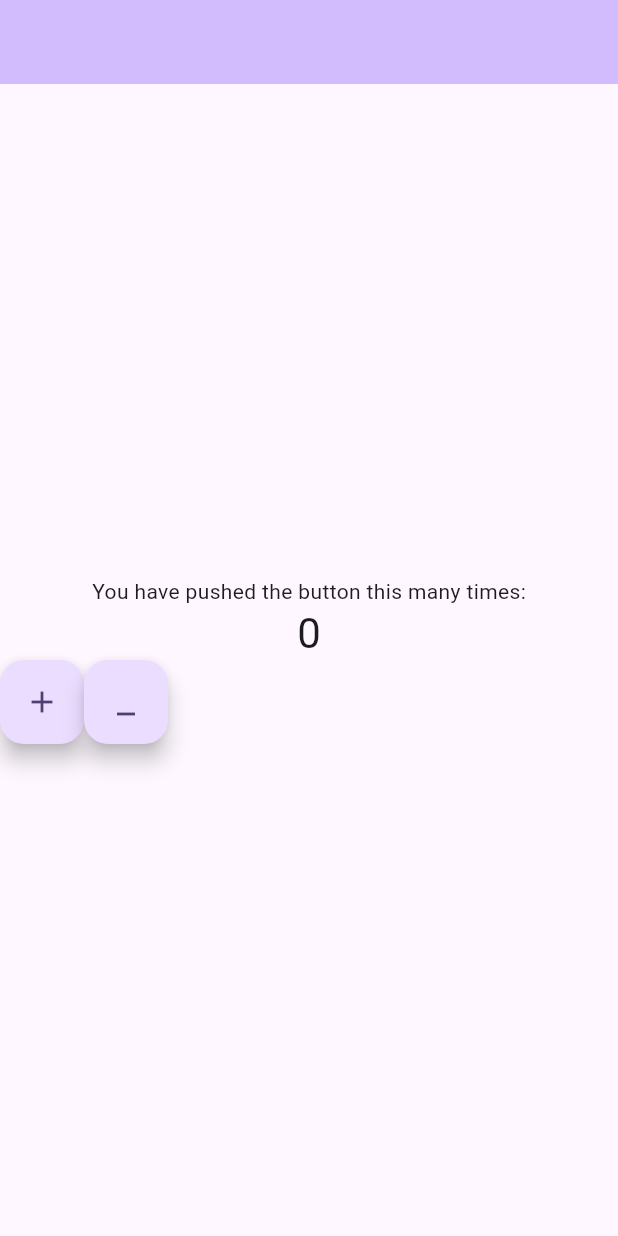
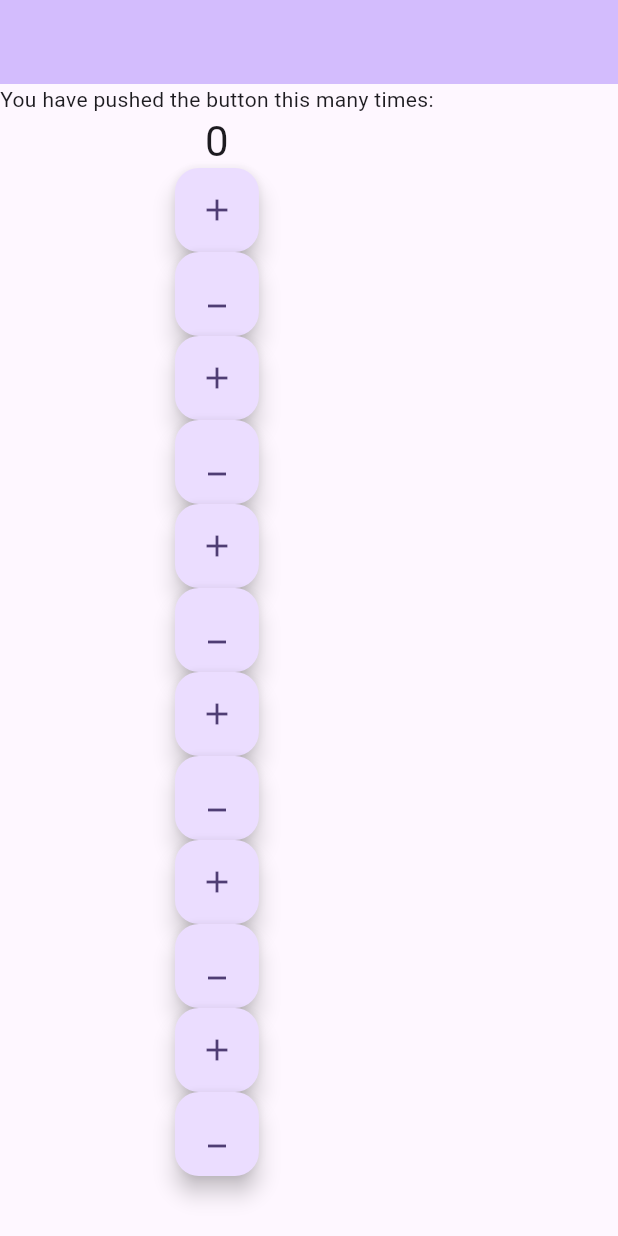
Before and after one commit to ranamohyy/add_rules_with_work_flow, a Flutter app: the screen it shows after launch, on a phone screen of 412 x 824 dp. Run offline on Flutter 3.47's test engine with Material 3 defaults, Android fonts, the phone set to English and light mode, and no system bars.

Commit message:
try to make file with many lines

```diff
--- a/lib/home_view.dart
+++ b/lib/home_view.dart
@@ -28,7 +28,7 @@ class _MyHomePageState extends State<MyHomePage> {
         backgroundColor: Theme.of(context).colorScheme.inversePrimary,
         title: Text(widget.title),
       ),
-      body: Center(
+      body: SingleChildScrollView(
         child: Column(
           mainAxisAlignment: MainAxisAlignment.center,
           children: <Widget>[
@@ -39,8 +39,6 @@ class _MyHomePageState extends State<MyHomePage> {
               '$_counter',
               style: Theme.of(context).textTheme.headlineMedium,
             ),
-            Row(
-              children: [
             FloatingActionButton(
               onPressed: _incrementCounter,
               tooltip: 'Increment',
@@ -51,8 +49,55 @@ class _MyHomePageState extends State<MyHomePage> {
               tooltip: 'decrement',
               child: const Icon(Icons.minimize),
             ),
-              ],
-            )
+            FloatingActionButton(
+              onPressed: _incrementCounter,
+              tooltip: 'Increment',
+              child: const Icon(Icons.add),
+            ),
+            FloatingActionButton(
+              onPressed: _decrementCounter,
+              tooltip: 'decrement',
+              child: const Icon(Icons.minimize),
+            )  , FloatingActionButton(
+              onPressed: _incrementCounter,
+              tooltip: 'Increment',
+              child: const Icon(Icons.add),
+            ),
+            FloatingActionButton(
+              onPressed: _decrementCounter,
+              tooltip: 'decrement',
+              child: const Icon(Icons.minimize),
+            ), FloatingActionButton(
+              onPressed: _incrementCounter,
+              tooltip: 'Increment',
+              child: const Icon(Icons.add),
+            ),
+            FloatingActionButton(
+              onPressed: _decrementCounter,
+              tooltip: 'decrement',
+              child: const Icon(Icons.minimize),
+            ),
+             FloatingActionButton(
+              onPressed: _incrementCounter,
+              tooltip: 'Increment',
+              child: const Icon(Icons.add),
+            ),
+            FloatingActionButton(
+              onPressed: _decrementCounter,
+              tooltip: 'decrement',
+              child: const Icon(Icons.minimize),
+            ),
+             FloatingActionButton(
+              onPressed: _incrementCounter,
+              tooltip: 'Increment',
+              child: const Icon(Icons.add),
+            ),
+            FloatingActionButton(
+              onPressed: _decrementCounter,
+              tooltip: 'decrement',
+              child: const Icon(Icons.minimize),
+            ),
+
           ],
         ),
       ),
```
Also changed, not shown: 3 other files. Lines whose indentation alone changed are shown as unchanged.
